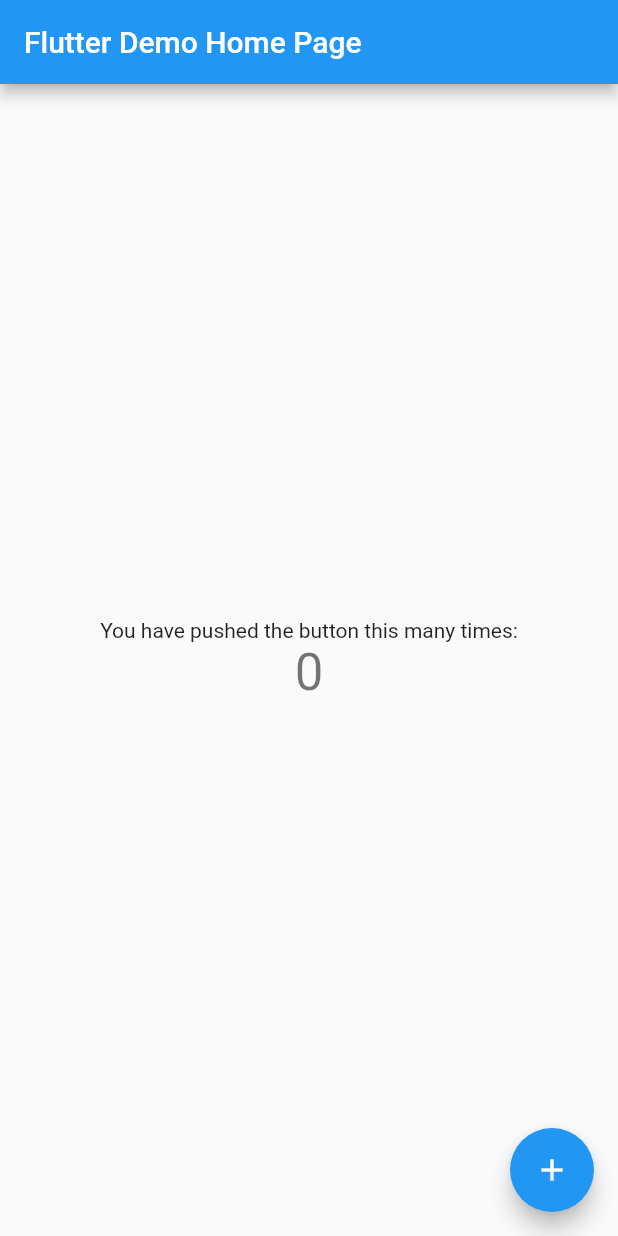
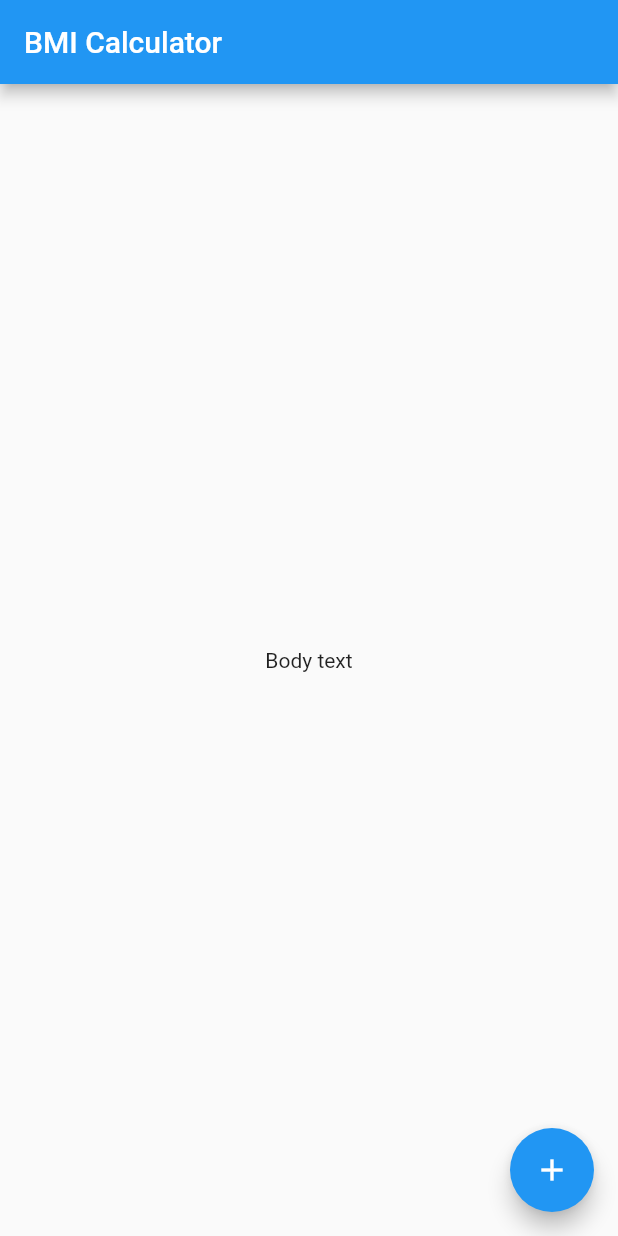
Before and after one commit to ranamajaida/BMI-calculator, a Flutter app: the screen it shows after launch, on a phone screen of 412 x 824 dp. Run offline on Flutter 3.47's test engine with Material 2 defaults, Android fonts, the phone set to English and light mode, and no system bars.

Commit message:
changes are done on main

```diff
--- a/bmi_calc/lib/main.dart
+++ b/bmi_calc/lib/main.dart
@@ -1,113 +1,42 @@
 import 'package:flutter/material.dart';
 
 void main() {
-  runApp(MyApp());
+  runApp(BMICalculator());
 }
 
-class MyApp extends StatelessWidget {
+class BMICalculator extends StatelessWidget {
   // This widget is the root of your application.
   @override
   Widget build(BuildContext context) {
     return MaterialApp(
-      title: 'Flutter Demo',
-      theme: ThemeData(
-        // This is the theme of your application.
-        //
-        // Try running your application with "flutter run". You'll see the
-        // application has a blue toolbar. Then, without quitting the app, try
-        // changing the primarySwatch below to Colors.green and then invoke
-        // "hot reload" (press "r" in the console where you ran "flutter run",
-        // or simply save your changes to "hot reload" in a Flutter IDE).
-        // Notice that the counter didn't reset back to zero; the application
-        // is not restarted.
-        primarySwatch: Colors.blue,
-      ),
-      home: MyHomePage(title: 'Flutter Demo Home Page'),
+      home:  InputPage(),
     );
   }
 }
 
-class MyHomePage extends StatefulWidget {
-  MyHomePage({Key key, this.title}) : super(key: key);
 
-  // This widget is the home page of your application. It is stateful, meaning
-  // that it has a State object (defined below) that contains fields that affect
-  // how it looks.
-
-  // This class is the configuration for the state. It holds the values (in this
-  // case the title) provided by the parent (in this case the App widget) and
-  // used by the build method of the State. Fields in a Widget subclass are
-  // always marked "final".
-
-  final String title;
-
+class InputPage extends StatefulWidget {
   @override
-  _MyHomePageState createState() => _MyHomePageState();
+  _InputPageState createState() => _InputPageState();
 }
 
-class _MyHomePageState extends State<MyHomePage> {
-  int _counter = 0;
-
-  void _incrementCounter() {
-    setState(() {
-      // This call to setState tells the Flutter framework that something has
-      // changed in this State, which causes it to rerun the build method below
-      // so that the display can reflect the updated values. If we changed
-      // _counter without calling setState(), then the build method would not be
-      // called again, and so nothing would appear to happen.
-      _counter++;
-    });
-  }
-
+class _InputPageState extends State<InputPage> {
   @override
   Widget build(BuildContext context) {
-    // This method is rerun every time setState is called, for instance as done
-    // by the _incrementCounter method above.
-    //
-    // The Flutter framework has been optimized to make rerunning build methods
-    // fast, so that you can just rebuild anything that needs updating rather
-    // than having to individually change instances of widgets.
     return Scaffold(
       appBar: AppBar(
-        // Here we take the value from the MyHomePage object that was created by
-        // the App.build method, and use it to set our appbar title.
-        title: Text(widget.title),
+        title: Text('BMI Calculator'),
       ),
       body: Center(
-        // Center is a layout widget. It takes a single child and positions it
-        // in the middle of the parent.
-        child: Column(
-          // Column is also a layout widget. It takes a list of children and
-          // arranges them vertically. By default, it sizes itself to fit its
-          // children horizontally, and tries to be as tall as its parent.
-          //
-          // Invoke "debug painting" (press "p" in the console, choose the
-          // "Toggle Debug Paint" action from the Flutter Inspector in Android
-          // Studio, or the "Toggle Debug Paint" command in Visual Studio Code)
-          // to see the wireframe for each widget.
-          //
-          // Column has various properties to control how it sizes itself and
-          // how it positions its children. Here we use mainAxisAlignment to
-          // center the children vertically; the main axis here is the vertical
-          // axis because Columns are vertical (the cross axis would be
-          // horizontal).
-          mainAxisAlignment: MainAxisAlignment.center,
-          children: <Widget>[
-            Text(
-              'You have pushed the button this many times:',
-            ),
-            Text(
-              '$_counter',
-              style: Theme.of(context).textTheme.headline4,
-            ),
-          ],
-        ),
+
+        child: Text('Body text'),
       ),
+
       floatingActionButton: FloatingActionButton(
-        onPressed: _incrementCounter,
-        tooltip: 'Increment',
         child: Icon(Icons.add),
-      ), // This trailing comma makes auto-formatting nicer for build methods.
+      ),
+
+
     );
   }
 }
```
Also changed, not shown: 1 other file.
